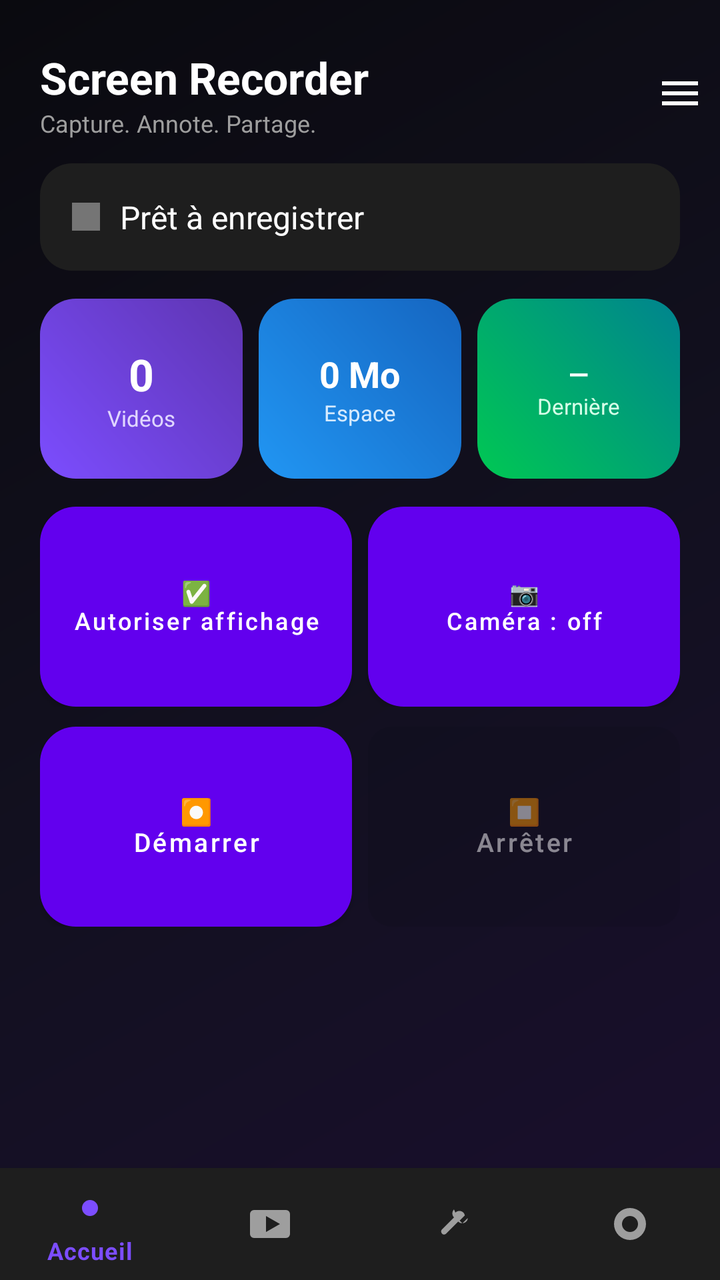
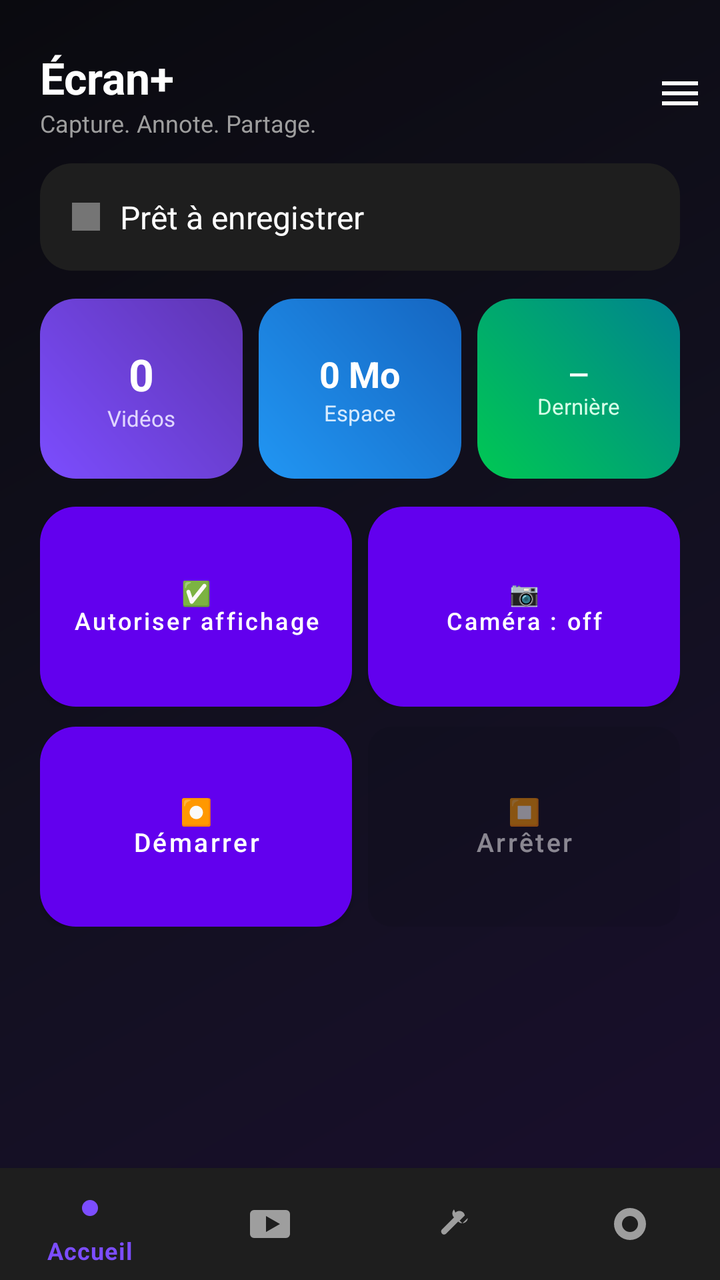

The first picture is an Android layout as it rendered before a commit; the second is the same layout after the commit. The layout source and the unified diff follow.
<!-- AndroidManifest.xml: application theme Theme.ScreenRecorder -->
<!-- res/layout/activity_main.xml -->
<?xml version="1.0" encoding="utf-8"?>
<androidx.constraintlayout.widget.ConstraintLayout xmlns:android="http://schemas.android.com/apk/res/android"
    xmlns:app="http://schemas.android.com/apk/res-auto"
    android:layout_width="match_parent"
    android:layout_height="match_parent"
    android:background="@drawable/bg_gradient_screen">

    <LinearLayout
        android:id="@+id/topBar"
        android:layout_width="0dp"
        android:layout_height="wrap_content"
        android:orientation="horizontal"
        android:gravity="center_vertical"
        android:paddingStart="20dp"
        android:paddingEnd="8dp"
        android:paddingTop="24dp"
        android:paddingBottom="12dp"
        app:layout_constraintTop_toTopOf="parent"
        app:layout_constraintStart_toStartOf="parent"
        app:layout_constraintEnd_toEndOf="parent">

        <LinearLayout
            android:layout_width="0dp"
            android:layout_height="wrap_content"
            android:layout_weight="1"
            android:orientation="vertical">

            <TextView
                android:layout_width="wrap_content"
                android:layout_height="wrap_content"
                android:text="Screen Recorder"
                android:textColor="#FFFFFF"
                android:textSize="22sp"
                android:textStyle="bold" />

            <TextView
                android:layout_width="wrap_content"
                android:layout_height="wrap_content"
                android:text="Capture. Annote. Partage."
                android:textColor="#9E9E9E"
                android:textSize="12sp" />
        </LinearLayout>

        <ImageButton
            android:id="@+id/menuButton"
            android:layout_width="wrap_content"
            android:layout_height="wrap_content"
            android:background="?attr/selectableItemBackgroundBorderless"
            android:src="@drawable/ic_menu_burger"
            android:contentDescription="Menu" />
    </LinearLayout>

    <ScrollView
        android:id="@+id/contentScroll"
        android:layout_width="0dp"
        android:layout_height="0dp"
        android:clipToPadding="false"
        android:paddingStart="20dp"
        android:paddingEnd="20dp"
        android:paddingBottom="20dp"
        app:layout_constraintTop_toBottomOf="@id/topBar"
        app:layout_constraintBottom_toTopOf="@id/bottomNav"
        app:layout_constraintStart_toStartOf="parent"
        app:layout_constraintEnd_toEndOf="parent">

        <LinearLayout
            android:layout_width="match_parent"
            android:layout_height="wrap_content"
            android:orientation="vertical">

            
            <LinearLayout
                android:layout_width="match_parent"
                android:layout_height="wrap_content"
                android:orientation="horizontal"
                android:gravity="center_vertical"
                android:background="@drawable/bg_card"
                android:padding="16dp"
                android:layout_marginBottom="14dp">

                <View
                    android:id="@+id/statusDot"
                    android:layout_width="14dp"
                    android:layout_height="14dp"
                    android:background="#757575"
                    android:layout_marginEnd="10dp" />

                <TextView
                    android:id="@+id/statusText"
                    android:layout_width="wrap_content"
                    android:layout_height="wrap_content"
                    android:text="Prêt à enregistrer"
                    android:textColor="#FFFFFF"
                    android:textSize="16sp" />
            </LinearLayout>

            
            <LinearLayout
                android:layout_width="match_parent"
                android:layout_height="wrap_content"
                android:orientation="horizontal"
                android:layout_marginBottom="14dp">

                <LinearLayout
                    android:layout_width="0dp"
                    android:layout_height="90dp"
                    android:layout_weight="1"
                    android:layout_marginEnd="8dp"
                    android:orientation="vertical"
                    android:gravity="center"
                    android:background="@drawable/bg_stat_purple">

                    <TextView
                        android:id="@+id/statCount"
                        android:layout_width="wrap_content"
                        android:layout_height="wrap_content"
                        android:text="0"
                        android:textColor="#FFFFFF"
                        android:textSize="22sp"
                        android:textStyle="bold" />

                    <TextView
                        android:layout_width="wrap_content"
                        android:layout_height="wrap_content"
                        android:text="Vidéos"
                        android:textColor="#E0D6FF"
                        android:textSize="11sp" />
                </LinearLayout>

                <LinearLayout
                    android:layout_width="0dp"
                    android:layout_height="90dp"
                    android:layout_weight="1"
                    android:layout_marginEnd="8dp"
                    android:orientation="vertical"
                    android:gravity="center"
                    android:background="@drawable/bg_stat_blue">

                    <TextView
                        android:id="@+id/statSize"
                        android:layout_width="wrap_content"
                        android:layout_height="wrap_content"
                        android:text="0 Mo"
                        android:textColor="#FFFFFF"
                        android:textSize="18sp"
                        android:textStyle="bold" />

                    <TextView
                        android:layout_width="wrap_content"
                        android:layout_height="wrap_content"
                        android:text="Espace"
                        android:textColor="#D6EBFF"
                        android:textSize="11sp" />
                </LinearLayout>

                <LinearLayout
                    android:layout_width="0dp"
                    android:layout_height="90dp"
                    android:layout_weight="1"
                    android:orientation="vertical"
                    android:gravity="center"
                    android:background="@drawable/bg_stat_green">

                    <TextView
                        android:id="@+id/statLast"
                        android:layout_width="wrap_content"
                        android:layout_height="wrap_content"
                        android:text="—"
                        android:textColor="#FFFFFF"
                        android:textSize="13sp"
                        android:textStyle="bold" />

                    <TextView
                        android:layout_width="wrap_content"
                        android:layout_height="wrap_content"
                        android:text="Dernière"
                        android:textColor="#D6FFE8"
                        android:textSize="11sp" />
                </LinearLayout>
            </LinearLayout>

            
            <LinearLayout
                android:layout_width="match_parent"
                android:layout_height="wrap_content"
                android:orientation="horizontal"
                android:layout_marginBottom="10dp">

                <Button
                    android:id="@+id/overlayPermButton"
                    android:layout_width="0dp"
                    android:layout_height="100dp"
                    android:layout_weight="1"
                    android:layout_marginEnd="8dp"
                    android:background="@drawable/bg_stat_blue"
                    android:textColor="#FFFFFF"
                    android:textAllCaps="false"
                    android:textSize="12sp"
                    android:text="✅&#10;Autoriser affichage" />

                <Button
                    android:id="@+id/cameraToggleButton"
                    android:layout_width="0dp"
                    android:layout_height="100dp"
                    android:layout_weight="1"
                    android:background="@drawable/bg_stat_green"
                    android:textColor="#FFFFFF"
                    android:textAllCaps="false"
                    android:textSize="12sp"
                    android:text="📷&#10;Caméra : off" />

            </LinearLayout>

            <LinearLayout
                android:layout_width="match_parent"
                android:layout_height="wrap_content"
                android:orientation="horizontal">

                <Button
                    android:id="@+id/startButton"
                    android:layout_width="0dp"
                    android:layout_height="100dp"
                    android:layout_weight="1"
                    android:layout_marginEnd="8dp"
                    android:background="@drawable/bg_stat_purple"
                    android:textColor="#FFFFFF"
                    android:textAllCaps="false"
                    android:textSize="13sp"
                    android:text="⏺&#10;Démarrer" />

                <Button
                    android:id="@+id/stopButton"
                    android:layout_width="0dp"
                    android:layout_height="100dp"
                    android:layout_weight="1"
                    android:background="@drawable/bg_button_danger"
                    android:textColor="#FFFFFF"
                    android:textAllCaps="false"
                    android:textSize="13sp"
                    android:text="⏹&#10;Arrêter"
                    android:enabled="false"
                    android:alpha="0.5" />

            </LinearLayout>

        </LinearLayout>
    </ScrollView>

    <com.google.android.material.bottomnavigation.BottomNavigationView
        android:id="@+id/bottomNav"
        android:layout_width="0dp"
        android:layout_height="wrap_content"
        android:background="#1E1E1E"
        app:itemIconTint="@color/nav_item_color"
        app:itemTextColor="@color/nav_item_color"
        app:menu="@menu/bottom_nav_menu"
        app:layout_constraintBottom_toBottomOf="parent"
        app:layout_constraintStart_toStartOf="parent"
        app:layout_constraintEnd_toEndOf="parent" />

</androidx.constraintlayout.widget.ConstraintLayout>
<!-- resources referenced by this layout -->
<resources>
  <!-- drawable bg_button_danger (drawable) -->
  <?xml version="1.0" encoding="utf-8"?>
  <shape xmlns:android="http://schemas.android.com/apk/res/android" android:shape="rectangle">
      <solid android:color="#E53935" />
      <corners android:radius="12dp" />
  </shape>
  <!-- drawable bg_card (drawable) -->
  <?xml version="1.0" encoding="utf-8"?>
  <shape xmlns:android="http://schemas.android.com/apk/res/android" android:shape="rectangle">
      <solid android:color="#1E1E1E" />
      <corners android:radius="16dp" />
  </shape>
  <!-- drawable bg_gradient_screen (drawable) -->
  <?xml version="1.0" encoding="utf-8"?>
  <shape xmlns:android="http://schemas.android.com/apk/res/android" android:shape="rectangle">
      <gradient
          android:type="linear"
          android:angle="135"
          android:startColor="#1A0F2E"
          android:centerColor="#12101F"
          android:endColor="#0A0A0F" />
  </shape>
  <!-- drawable bg_stat_blue (drawable) -->
  <?xml version="1.0" encoding="utf-8"?>
  <shape xmlns:android="http://schemas.android.com/apk/res/android" android:shape="rectangle">
      <gradient android:type="linear" android:angle="45" android:startColor="#2196F3" android:endColor="#1565C0" />
      <corners android:radius="18dp" />
  </shape>
  <!-- drawable bg_stat_green (drawable) -->
  <?xml version="1.0" encoding="utf-8"?>
  <shape xmlns:android="http://schemas.android.com/apk/res/android" android:shape="rectangle">
      <gradient android:type="linear" android:angle="45" android:startColor="#00C853" android:endColor="#00838F" />
      <corners android:radius="18dp" />
  </shape>
  <!-- drawable bg_stat_purple (drawable) -->
  <?xml version="1.0" encoding="utf-8"?>
  <shape xmlns:android="http://schemas.android.com/apk/res/android" android:shape="rectangle">
      <gradient android:type="linear" android:angle="45" android:startColor="#7C4DFF" android:endColor="#5E35B1" />
      <corners android:radius="18dp" />
  </shape>
  <!-- drawable ic_menu_burger (drawable) -->
  <vector xmlns:android="http://schemas.android.com/apk/res/android"
      android:width="24dp" android:height="24dp"
      android:viewportWidth="24" android:viewportHeight="24">
      <path
          android:fillColor="#FFFFFF"
          android:pathData="M3,6h18v2H3z M3,11h18v2H3z M3,16h18v2H3z" />
  </vector>
  <style name="Theme.ScreenRecorder" parent="Theme.MaterialComponents.DayNight.NoActionBar" />
</resources>

<!-- the commit's change to res/layout/activity_main.xml (unified diff, before → after) -->
@@ -28,7 +28,7 @@
             <TextView
                 android:layout_width="wrap_content"
                 android:layout_height="wrap_content"
-                android:text="Screen Recorder"
+                android:text="Écran+"
                 android:textColor="#FFFFFF"
                 android:textSize="22sp"
                 android:textStyle="bold" />
@@ -68,7 +68,6 @@
             android:layout_height="wrap_content"
             android:orientation="vertical">
 
-            
             <LinearLayout
                 android:layout_width="match_parent"
                 android:layout_height="wrap_content"
@@ -94,7 +93,6 @@
                     android:textSize="16sp" />
             </LinearLayout>
 
-            
             <LinearLayout
                 android:layout_width="match_parent"
                 android:layout_height="wrap_content"
@@ -179,7 +177,6 @@
                 </LinearLayout>
             </LinearLayout>
 
-            
             <LinearLayout
                 android:layout_width="match_parent"
                 android:layout_height="wrap_content"
